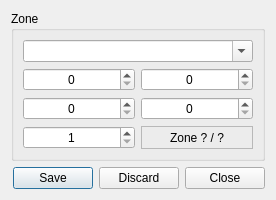
This is res/ui/zones.ui in LazyT/rrcc as Qt 5 draws it before an edit. The edited form follows.
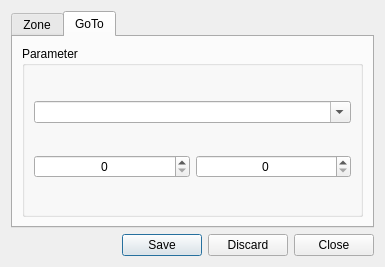
This is the edited form. The open tabs and pages were chosen to show the change. Icons and pictures are not drawn.

```diff
--- a/res/ui/zones.ui
+++ b/res/ui/zones.ui
@@ -6,8 +6,8 @@
    <rect>
     <x>0</x>
     <y>0</y>
-    <width>276</width>
-    <height>200</height>
+    <width>385</width>
+    <height>267</height>
    </rect>
   </property>
   <property name="windowTitle">
@@ -19,9 +19,23 @@
   </property>
   <layout class="QVBoxLayout" name="verticalLayout">
    <item>
-    <widget class="QGroupBox" name="groupBox">
-     <property name="title">
+    <widget class="QTabWidget" name="tabWidget">
+     <property name="currentIndex">
+      <number>0</number>
+     </property>
+     <widget class="QWidget" name="tab_zone">
+      <attribute name="icon">
+       <iconset resource="../rrcc.qrc">
+        <normaloff>:/png/png/zone.png</normaloff>:/png/png/zone.png</iconset>
+      </attribute>
+      <attribute name="title">
       <string>Zone</string>
+      </attribute>
+      <layout class="QHBoxLayout" name="horizontalLayout">
+       <item>
+        <widget class="QGroupBox" name="groupBox">
+         <property name="title">
+          <string>Parameter</string>
      </property>
      <layout class="QVBoxLayout" name="verticalLayout_2">
       <item>
@@ -126,6 +140,73 @@
        </layout>
       </item>
      </layout>
+        </widget>
+       </item>
+      </layout>
+     </widget>
+     <widget class="QWidget" name="tab_goto">
+      <attribute name="icon">
+       <iconset resource="../rrcc.qrc">
+        <normaloff>:/png/png/goto.png</normaloff>:/png/png/goto.png</iconset>
+      </attribute>
+      <attribute name="title">
+       <string>GoTo</string>
+      </attribute>
+      <layout class="QHBoxLayout" name="horizontalLayout_2">
+       <item>
+        <widget class="QGroupBox" name="groupBox_2">
+         <property name="title">
+          <string>Parameter</string>
+         </property>
+         <layout class="QVBoxLayout" name="verticalLayout_3">
+          <item>
+           <widget class="QComboBox" name="comboBox_goto">
+            <property name="toolTip">
+             <string>GoTo Label</string>
+            </property>
+            <property name="editable">
+             <bool>true</bool>
+            </property>
+            <property name="insertPolicy">
+             <enum>QComboBox::NoInsert</enum>
+            </property>
+           </widget>
+          </item>
+          <item>
+           <layout class="QGridLayout" name="gridLayout_2">
+            <item row="0" column="0">
+             <widget class="QSpinBox" name="spinBox_x">
+              <property name="toolTip">
+               <string>Position X</string>
+              </property>
+              <property name="alignment">
+               <set>Qt::AlignCenter</set>
+              </property>
+              <property name="maximum">
+               <number>51200</number>
+              </property>
+             </widget>
+            </item>
+            <item row="0" column="1">
+             <widget class="QSpinBox" name="spinBox_y">
+              <property name="toolTip">
+               <string>Position Y</string>
+              </property>
+              <property name="alignment">
+               <set>Qt::AlignCenter</set>
+              </property>
+              <property name="maximum">
+               <number>51200</number>
+              </property>
+             </widget>
+            </item>
+           </layout>
+          </item>
+         </layout>
+        </widget>
+       </item>
+      </layout>
+     </widget>
     </widget>
    </item>
    <item>
```
Left out of the diff: 2 changed lines with no effect on the pictures. Lines whose indentation alone changed are shown as unchanged.
